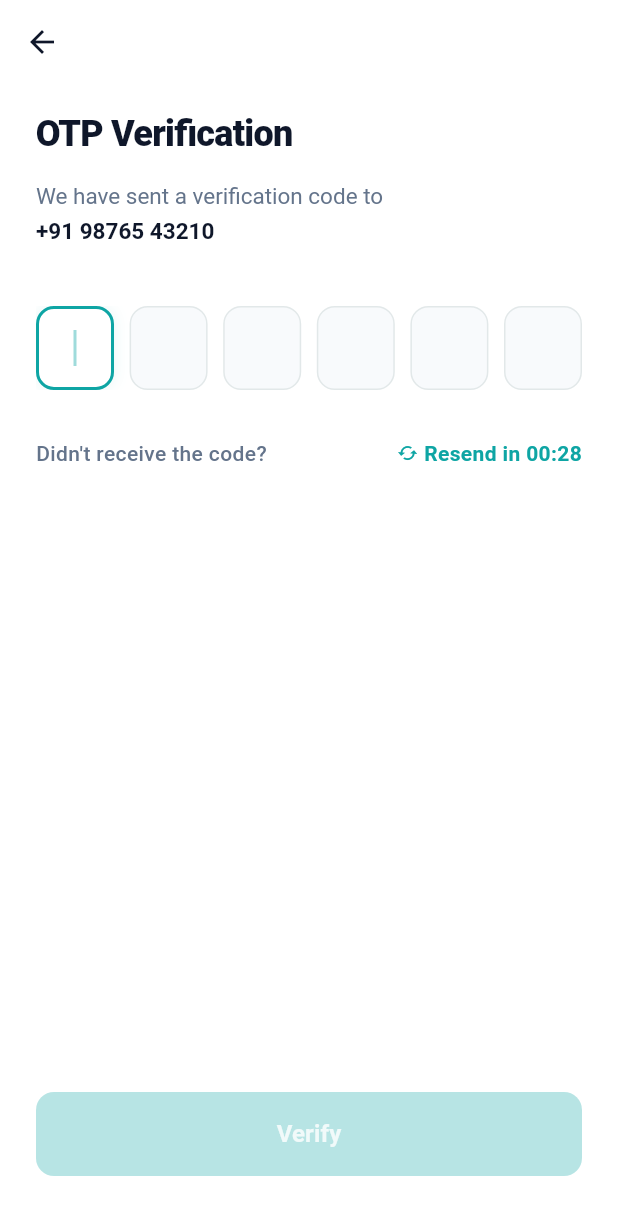
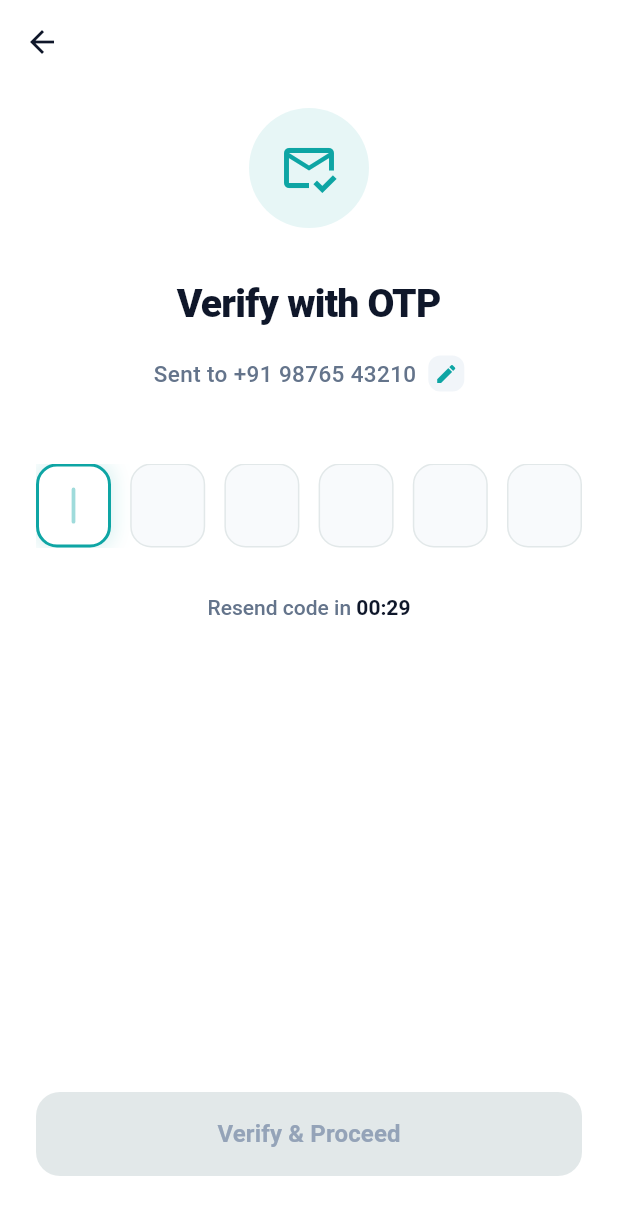
Before and after one commit to shidamrohan/Laundry, a Flutter app: the OtpScreen screen opened directly, on a phone screen of 412 x 824 dp. Shown: the top 1215 px of the screen. Run offline on Flutter 3.47's test engine with Material 3 defaults, Android fonts, the phone set to English and light mode, and no system bars; our stand-ins replace geocoding, geolocator, shimmer; network calls fail; Roboto replaces fonts that are missing (Plus Jakarta Sans).

Commit message:
otp page updated with new ui

```diff
--- a/lib/presentation/screens/auth/otp_screen.dart
+++ b/lib/presentation/screens/auth/otp_screen.dart
@@ -1,4 +1,6 @@
 import 'package:flutter/material.dart';
+import 'package:flutter/services.dart';
+import 'dart:async';
 import 'package:laundry/presentation/screens/location/location_screen.dart';
 
 class OtpScreen extends StatefulWidget {
@@ -11,17 +13,25 @@ class OtpScreen extends StatefulWidget {
 }
 
 class _OtpScreenState extends State<OtpScreen> with SingleTickerProviderStateMixin {
-  late AnimationController _spinnerController;
   final TextEditingController _otpController = TextEditingController();
   final FocusNode _otpFocusNode = FocusNode();
+
+  Timer? _timer;
+  int _start = 30;
+  bool _isResendActive = false;
+  bool _isVerifying = false;
+
+  late AnimationController _shakeController;
 
   @override
   void initState() {
     super.initState();
-    _spinnerController = AnimationController(
+    _startTimer();
+
+    _shakeController = AnimationController(
       vsync: this,
-      duration: const Duration(milliseconds: 1500),
-    )..repeat();
+      duration: const Duration(milliseconds: 400),
+    );
 
     // Auto focus the hidden textfield
     WidgetsBinding.instance.addPostFrameCallback((_) {
@@ -29,12 +39,63 @@ class _OtpScreenState extends State<OtpScreen> with SingleTickerProviderStateMix
     });
   }
 
+  void _startTimer() {
+    setState(() {
+      _start = 30;
+      _isResendActive = false;
+    });
+    _timer?.cancel();
+    _timer = Timer.periodic(const Duration(seconds: 1), (Timer timer) {
+      if (_start == 0) {
+        setState(() {
+          timer.cancel();
+          _isResendActive = true;
+        });
+      } else {
+        setState(() {
+          _start--;
+        });
+      }
+    });
+  }
+
   @override
   void dispose() {
-    _spinnerController.dispose();
+    _timer?.cancel();
+    _shakeController.dispose();
     _otpController.dispose();
     _otpFocusNode.dispose();
     super.dispose();
+  }
+
+  void _verifyOtp() {
+    if (_otpController.text.length != 6) return;
+
+    // Simulate invalid OTP if it's 111111 for demo
+    if (_otpController.text == '111111') {
+      _shakeController.forward(from: 0.0);
+      ScaffoldMessenger.of(context).showSnackBar(
+        const SnackBar(
+          content: Text('Invalid OTP. Please try again.'),
+          backgroundColor: Colors.redAccent,
+        )
+      );
+      _otpController.clear();
+      setState(() {});
+      return;
+    }
+
+    setState(() => _isVerifying = true);
+
+    // Simulate network delay
+    Future.delayed(const Duration(seconds: 2), () {
+      if (mounted) {
+        Navigator.pushReplacement(
+          context,
+          MaterialPageRoute(builder: (context) => const LocationScreen()),
+        );
+      }
+    });
   }
 
   @override
@@ -62,58 +123,106 @@ class _OtpScreenState extends State<OtpScreen> with SingleTickerProviderStateMix
                     child: Column(
                       crossAxisAlignment: CrossAxisAlignment.start,
                       children: [
+                        // --- ILLUSTRATION OR ICON ---
+                        Center(
+                          child: Container(
+                            width: 80,
+                            height: 80,
+                            decoration: BoxDecoration(
+                              color: const Color(0xFF0EA5A4).withValues(alpha: 0.1),
+                              shape: BoxShape.circle,
+                            ),
+                            child: const Icon(
+                              Icons.mark_email_read_outlined,
+                              color: Color(0xFF0EA5A4),
+                              size: 40,
+                            ),
+                          ),
+                        ),
+                        const SizedBox(height: 32),
+
                         // --- HEADLINES ---
-                        const Text(
-                          'OTP Verification',
+                        const Center(
+                          child: Text(
+                            'Verify with OTP',
                             style: TextStyle(
                               color: Color(0xFF0F172A),
-                            fontSize: 24,
+                              fontSize: 26,
                               fontWeight: FontWeight.w800,
                               letterSpacing: -0.5,
                             ),
                           ),
-                        const SizedBox(height: 12),
-                        RichText(
-                          text: TextSpan(
+                        ),
+                        const SizedBox(height: 16),
+
+                        // --- PHONE NUMBER WITH EDIT BUTTON ---
+                        Center(
+                          child: Row(
+                            mainAxisAlignment: MainAxisAlignment.center,
+                            children: [
+                              Text(
+                                'Sent to ${widget.phoneNumber}',
                                 style: const TextStyle(
                                   color: Color(0xFF64748B),
                                   fontSize: 15,
-                              height: 1.5,
+                                  fontWeight: FontWeight.w500,
                                 ),
-                            children: [
-                              const TextSpan(text: 'We have sent a verification code to\n'),
-                              TextSpan(
-                                text: widget.phoneNumber,
-                                style: const TextStyle(
-                                  color: Color(0xFF0F172A),
-                                  fontWeight: FontWeight.w600,
+                              ),
+                              const SizedBox(width: 8),
+                              GestureDetector(
+                                onTap: () => Navigator.pop(context),
+                                child: Container(
+                                  padding: const EdgeInsets.all(4),
+                                  decoration: BoxDecoration(
+                                    color: const Color(0xFFF1F5F9),
+                                    borderRadius: BorderRadius.circular(8),
+                                  ),
+                                  child: const Icon(
+                                    Icons.edit,
+                                    size: 16,
+                                    color: Color(0xFF0EA5A4),
+                                  ),
                                 ),
                               ),
                             ],
                           ),
                         ),
 
-                        const SizedBox(height: 40),
+                        const SizedBox(height: 48),
 
                         // --- OTP INPUT SECTION ---
-                        Stack(
+                        AnimatedBuilder(
+                          animation: _shakeController,
+                          builder: (context, child) {
+                            // Simple shake math
+                            final sineValue =
+                                (10 * _shakeController.value * 3.14159 * 4).toInt();
+                            final offset = (sineValue % 2 == 0) ? 5.0 : -5.0;
+                            final xOffset = _shakeController.value > 0 ? offset : 0.0;
+
+                            return Transform.translate(
+                              offset: Offset(xOffset, 0),
+                              child: child,
+                            );
+                          },
+                          child: Stack(
                             children: [
                               // Hidden TextField to capture inputs seamlessly
                               Positioned(
-                              top: 0,
-                              left: 0,
-                              right: 0,
+                                top: 0, left: 0, right: 0,
                                 child: Opacity(
                                   opacity: 0.0,
                                   child: TextField(
                                     controller: _otpController,
                                     focusNode: _otpFocusNode,
                                     keyboardType: TextInputType.number,
+                                    inputFormatters: [FilteringTextInputFormatter.digitsOnly],
                                     maxLength: 6,
                                     onChanged: (value) {
-                                    setState(() {}); // Trigger rebuild to update UI cells
+                                      setState(() {});
                                       if (value.length == 6) {
                                         _otpFocusNode.unfocus();
+                                        _verifyOtp(); // Auto submit
                                       }
                                     },
                                   ),
@@ -125,7 +234,7 @@ class _OtpScreenState extends State<OtpScreen> with SingleTickerProviderStateMix
                                   FocusScope.of(context).requestFocus(_otpFocusNode);
                                 },
                                 child: Container(
-                                color: Colors.transparent, // Ensure taps pass through the row
+                                  color: Colors.transparent,
                                   child: Row(
                                     mainAxisAlignment: MainAxisAlignment.spaceBetween,
                                     children: List.generate(6, (index) {
@@ -133,78 +242,102 @@ class _OtpScreenState extends State<OtpScreen> with SingleTickerProviderStateMix
                                       if (index < _otpController.text.length) {
                                         charValue = _otpController.text[index];
                                       }
-                                    // The cell is active if it's the next one to be typed into
                                       bool isActive = _otpFocusNode.hasFocus && index == _otpController.text.length;
+                                      bool isError = _shakeController.value > 0;
 
-                                    return _buildOtpCell(value: charValue, isActive: isActive);
+                                      return _buildOtpCell(
+                                        value: charValue,
+                                        isActive: isActive,
+                                        isError: isError,
+                                      );
                                     }),
                                   ),
                                 ),
                               ),
                             ],
                           ),
+                        ),
 
                         const SizedBox(height: 32),
 
                         // --- RESEND CODE / STATUS ---
-                        Row(
-                          mainAxisAlignment: MainAxisAlignment.spaceBetween,
-                          children: [
-                            const Text(
-                              'Didn\'t receive the code?',
+                        Center(
+                          child: _isResendActive
+                              ? GestureDetector(
+                                  onTap: () {
+                                    // Handle resend logic here
+                                    _startTimer();
+                                    ScaffoldMessenger.of(context).showSnackBar(
+                                      const SnackBar(
+                                        content: Text('OTP sent successfully!'),
+                                        backgroundColor: Color(0xFF0EA5A4),
+                                        duration: Duration(seconds: 2),
+                                      )
+                                    );
+                                  },
+                                  child: const Text(
+                                    'Resend OTP',
                                     style: TextStyle(
+                                      color: Color(0xFF0EA5A4),
+                                      fontSize: 15,
+                                      fontWeight: FontWeight.bold,
+                                    ),
+                                  ),
+                                )
+                              : RichText(
+                                  text: TextSpan(
+                                    style: const TextStyle(
                                       color: Color(0xFF64748B),
                                       fontSize: 14,
                                       fontWeight: FontWeight.w500,
                                     ),
-                            ),
-                            Row(
                                     children: [
-                                RotationTransition(
-                                  turns: _spinnerController,
-                                  child: const Icon(Icons.sync, color: Color(0xFF0EA5A4), size: 14),
-                                ),
-                                const SizedBox(width: 4),
-                                const Text(
-                                  'Resend in 00:28',
-                                  style: TextStyle(
-                                    color: Color(0xFF0EA5A4),
-                                    fontSize: 14,
-                                    fontWeight: FontWeight.w600,
+                                      const TextSpan(text: 'Resend code in '),
+                                      TextSpan(
+                                        text: '00:${_start.toString().padLeft(2, '0')}',
+                                        style: const TextStyle(
+                                          color: Color(0xFF0F172A),
+                                          fontWeight: FontWeight.bold,
                                         ),
                                       ),
                                     ],
                                   ),
-                          ],
+                                ),
                         ),
 
-                        const Expanded(child: SizedBox(height: 32)), // Pushes footer safely to the bottom
+                        const Expanded(child: SizedBox(height: 32)),
 
                         // Primary CTA
                         SizedBox(
                           width: double.infinity,
                           height: 56,
                           child: ElevatedButton(
-                            onPressed: _otpController.text.length == 6 ? () {
-                              Navigator.push(
-                                context,
-                                MaterialPageRoute(
-                                  builder: (context) => const LocationScreen(),
-                                ),
-                              );
-                            } : null,
+                            onPressed: (_otpController.text.length == 6 && !_isVerifying)
+                                ? _verifyOtp
+                                : null,
                             style: ElevatedButton.styleFrom(
                               backgroundColor: const Color(0xFF0EA5A4),
-                              disabledBackgroundColor: const Color(0xFF0EA5A4).withValues(alpha: 0.3),
+                              disabledBackgroundColor: const Color(0xFFE2E8E9),
                               shape: RoundedRectangleBorder(
-                                borderRadius: BorderRadius.circular(12),
+                                borderRadius: BorderRadius.circular(16),
                               ),
                               elevation: 0,
                             ),
-                            child: Text(
-                              'Verify',
+                            child: _isVerifying
+                                ? const SizedBox(
+                                    height: 24,
+                                    width: 24,
+                                    child: CircularProgressIndicator(
+                                      strokeWidth: 2.5,
+                                      color: Colors.white,
+                                    ),
+                                  )
+                                : Text(
+                                    'Verify & Proceed',
                                     style: TextStyle(
-                                color: _otpController.text.length == 6 ? Colors.white : Colors.white.withValues(alpha: 0.8),
+                                      color: _otpController.text.length == 6
+                                          ? Colors.white
+                                          : const Color(0xFF94A3B8),
                                       fontSize: 16,
                                       fontWeight: FontWeight.bold,
                                     ),
@@ -225,26 +358,40 @@ class _OtpScreenState extends State<OtpScreen> with SingleTickerProviderStateMix
     );
   }
 
-  Widget _buildOtpCell({String? value, bool isActive = false}) {
+  Widget _buildOtpCell({String? value, bool isActive = false, bool isError = false}) {
     final hasValue = value != null && value.isNotEmpty;
+
+    Color borderColor = const Color(0xFFE2E8E9);
+    Color bgColor = const Color(0xFFF8FAFC);
+
+    if (isError) {
+      borderColor = Colors.redAccent;
+      bgColor = Colors.red.withValues(alpha: 0.05);
+    } else if (isActive) {
+      borderColor = const Color(0xFF0EA5A4);
+      bgColor = Colors.white;
+    } else if (hasValue) {
+      borderColor = const Color(0xFF0EA5A4).withValues(alpha: 0.3);
+      bgColor = const Color(0xFF0EA5A4).withValues(alpha: 0.05);
+    }
 
     return AnimatedContainer(
       duration: const Duration(milliseconds: 200),
-      width: 52,
+      width: 50,
       height: 56,
       decoration: BoxDecoration(
-        color: hasValue || isActive ? Colors.white : const Color(0xFFF8FAFC),
+        color: bgColor,
         border: Border.all(
-          color: isActive ? const Color(0xFF0EA5A4) : (hasValue ? const Color(0xFFCBD5E1) : const Color(0xFFE2E8E9)),
-          width: isActive ? 2 : 1,
+          color: borderColor,
+          width: isActive || hasValue ? 2 : 1,
         ),
-        borderRadius: BorderRadius.circular(12),
-        boxShadow: isActive
+        borderRadius: BorderRadius.circular(14),
+        boxShadow: isActive && !isError
             ? [
                 BoxShadow(
-                  color: const Color(0xFF0EA5A4).withValues(alpha: 0.1),
-                  blurRadius: 8,
-                  spreadRadius: 0,
+                  color: const Color(0xFF0EA5A4).withValues(alpha: 0.15),
+                  blurRadius: 10,
+                  spreadRadius: 2,
                 )
               ]
             : null,
@@ -253,10 +400,10 @@ class _OtpScreenState extends State<OtpScreen> with SingleTickerProviderStateMix
       child: hasValue
           ? Text(
               value,
-              style: const TextStyle(
-                color: Color(0xFF0F172A),
+              style: TextStyle(
+                color: isError ? Colors.redAccent : const Color(0xFF0F172A),
                 fontSize: 24,
-                fontWeight: FontWeight.bold,
+                fontWeight: FontWeight.w700,
               ),
             )
           : isActive
@@ -266,7 +413,6 @@ class _OtpScreenState extends State<OtpScreen> with SingleTickerProviderStateMix
   }
 }
 
-// Custom widget to recreate the blinking caret animation from the design
 class BlinkingCaret extends StatefulWidget {
   const BlinkingCaret({super.key});
 
@@ -297,9 +443,12 @@ class _BlinkingCaretState extends State<BlinkingCaret> with SingleTickerProvider
     return FadeTransition(
       opacity: _controller,
       child: Container(
-        width: 2,
+        width: 2.5,
         height: 24,
+        decoration: BoxDecoration(
           color: const Color(0xFF0EA5A4),
+          borderRadius: BorderRadius.circular(2),
+        ),
       ),
     );
   }
--- a/lib/presentation/screens/home/home_screen.dart
+++ b/lib/presentation/screens/home/home_screen.dart
@@ -243,7 +243,7 @@ class _HomeScreenState extends State<HomeScreen> {
     return Container(
       height: 52,
       decoration: BoxDecoration(
-        color: const Colors.white,
+        color: Colors.white,
         borderRadius: BorderRadius.circular(16),
         border: Border.all(color: const Color(0xFFE2E8E9)),
       ),
@@ -442,7 +442,7 @@ class _HomeScreenState extends State<HomeScreen> {
               aspectRatio: 1,
               child: Container(
                 decoration: BoxDecoration(
-                  color: const Colors.white,
+                  color: Colors.white,
                   borderRadius: BorderRadius.circular(16),
                   border: Border.all(color: const Color(0xFFE2E8E9)),
                 ),
@@ -517,7 +517,7 @@ class _HomeScreenState extends State<HomeScreen> {
       width: 220,
       margin: const EdgeInsets.only(right: 16),
       decoration: BoxDecoration(
-        color: const Colors.white,
+        color: Colors.white,
         borderRadius: BorderRadius.circular(20),
         border: Border.all(color: const Color(0xFFE2E8E9)),
       ),
@@ -685,7 +685,7 @@ class _HomeScreenState extends State<HomeScreen> {
         Container(
           padding: const EdgeInsets.all(16),
           decoration: BoxDecoration(
-            color: const Colors.white,
+            color: Colors.white,
             borderRadius: BorderRadius.circular(16),
             border: Border.all(color: const Color(0xFFE2E8E9)),
           ),
--- a/lib/presentation/screens/home/search_screen.dart
+++ b/lib/presentation/screens/home/search_screen.dart
@@ -164,7 +164,7 @@ class _SearchScreenState extends State<SearchScreen> {
     return Container(
       height: 56,
       decoration: BoxDecoration(
-        color: const Colors.white,
+        color: Colors.white,
         borderRadius: BorderRadius.circular(16),
         border: Border.all(color: const Color(0xFFE2E8E9)),
       ),
@@ -327,7 +327,7 @@ class _SearchScreenState extends State<SearchScreen> {
           child: Container(
             padding: const EdgeInsets.symmetric(horizontal: 14, vertical: 10),
             decoration: BoxDecoration(
-              color: const Colors.white,
+              color: Colors.white,
               borderRadius: BorderRadius.circular(12),
               border: Border.all(color: const Color(0xFF0EA5A4).withValues(alpha: 0.1)),
             ),
@@ -387,7 +387,7 @@ class _SearchScreenState extends State<SearchScreen> {
             margin: const EdgeInsets.only(bottom: 10),
             padding: const EdgeInsets.all(12),
             decoration: BoxDecoration(
-              color: const Colors.white,
+              color: Colors.white,
               borderRadius: BorderRadius.circular(16),
             ),
             child: Row(
--- a/pubspec.yaml
+++ b/pubspec.yaml
@@ -38,6 +38,7 @@ dependencies:
   shimmer: ^3.0.0
   geolocator: ^14.0.3
   geocoding: ^5.0.0
+  pin_code_fields: ^9.4.0
 
 dev_dependencies:
   flutter_test:
```
Also changed, not shown: pubspec.lock. Lines whose indentation alone changed are shown as unchanged.
